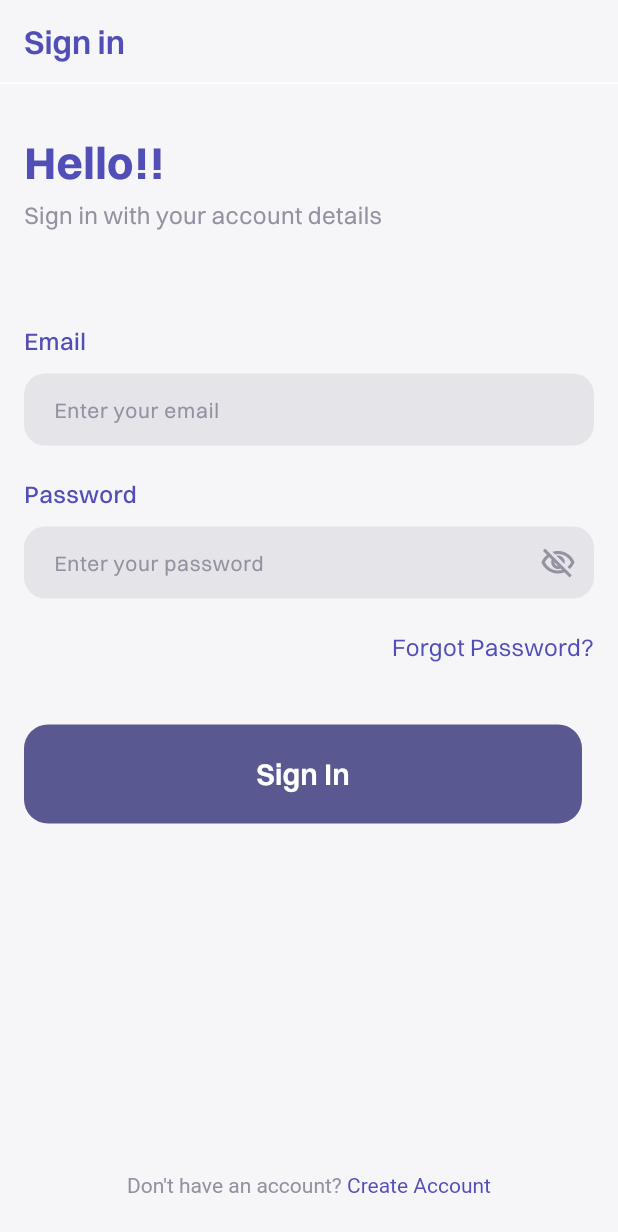
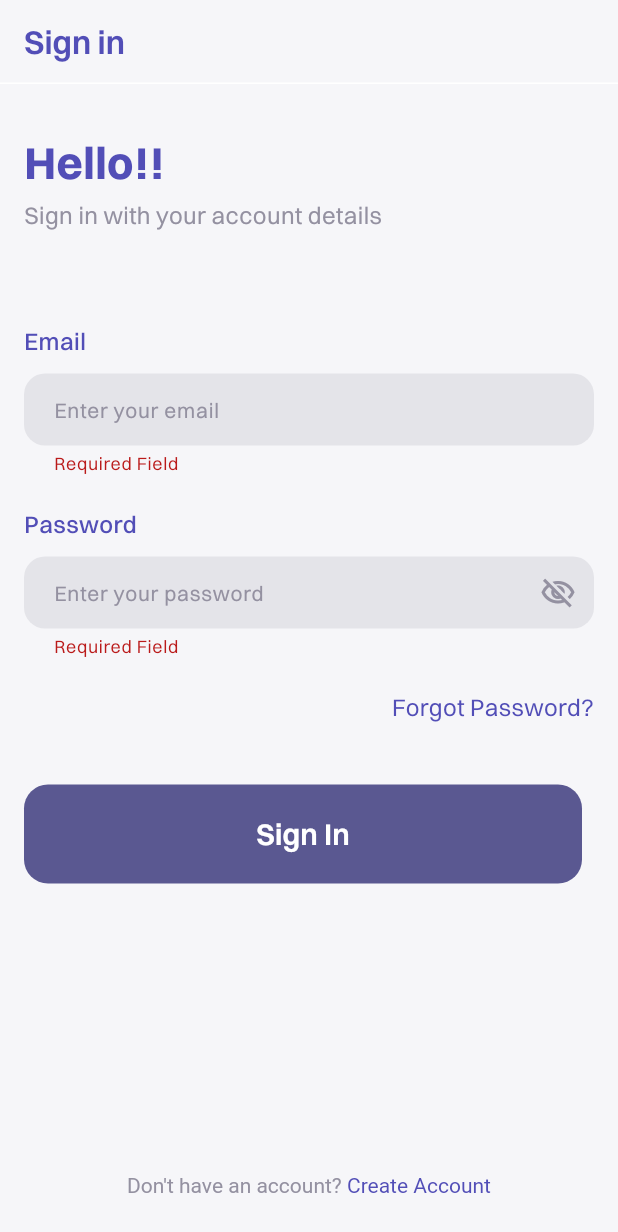
Before and after one commit to mahirAbdAlazimMokhtar/hero_market, a Flutter app: the LoginScreen screen opened by its route, after a tap on "Sign In", on a phone screen of 412 x 824 dp. Shown: the top 1232 px of the screen. Run offline on Flutter 3.47's test engine with Material 3 defaults, Android fonts, the phone set to English and light mode, and no system bars; our stand-ins replace bloc, country_picker, dartz, equatable, flutter_bloc, flutter_multi_formatter and 5 more; accounts and stored records are empty.

Commit message:
"added Validate if the field is empty "

```diff
--- a/lib/src/auth/presentation/app/widgets/login_form.dart
+++ b/lib/src/auth/presentation/app/widgets/login_form.dart
@@ -82,7 +82,10 @@ class _LoginFormState extends State<LoginForm> {
             ),
           ),
           const Gap(40),
-          RoundedButton(text: 'Sign In', onPressed: () {}).loading(false),
+          RoundedButton(text: 'Sign In', onPressed: () {
+            if (formKey.currentState!.validate()) {}
+
+          }).loading(false),
         ],
       ),
     );
```
